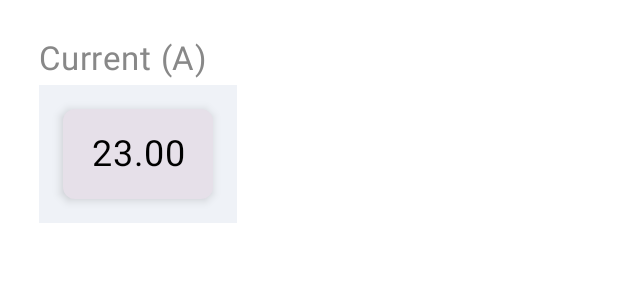
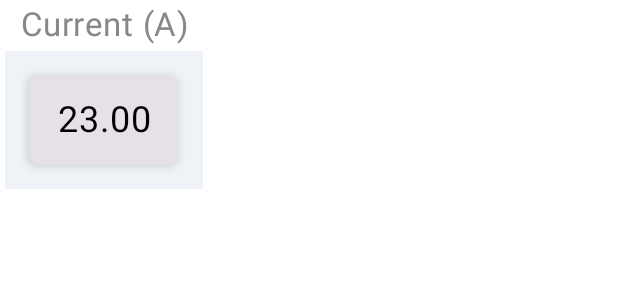
Before and after one commit to Natcod/CtrlGen, an Android app built with Jetpack Compose: the @Preview function VolCurViewPreview, on a phone screen of 412 x 824 dp. Shown: the top 300 px of the screen. Run offline under Robolectric (Android 15) with nearby library versions, the phone set to English and light mode, and no system bars.

Commit message:
refactor: Update VolCurView padding and alignment

```diff
--- a/app/src/main/java/com/example/ctrlgen/views/VolCurView.kt
+++ b/app/src/main/java/com/example/ctrlgen/views/VolCurView.kt
@@ -23,16 +23,17 @@ fun VolCurView(
 ) {
     Column(
         modifier = modifier
-            .padding(26.dp)
+            .padding(3.dp)
             .wrapContentSize(),
-        horizontalAlignment = Alignment.Start
+        horizontalAlignment = Alignment.CenterHorizontally
     ) {
         // Label above the card
         Text(
             text = label,
             style = MaterialTheme.typography.bodyLarge.copy(fontSize = 22.sp),
             color = Color.Gray,
-            modifier = Modifier.padding(bottom = 4.dp)
+            modifier = Modifier.padding(bottom = 4.dp),
+            textAlign = TextAlign.Center
         )
         // Card with value
         Card(
@@ -42,11 +43,13 @@ fun VolCurView(
                 .padding(16.dp)
                 .width(100.dp)
                 .height(60.dp),
-            elevation = CardDefaults.cardElevation(4.dp)
-        ) {
+            elevation = CardDefaults.cardElevation(4.dp),
+
+            ) {
             Box(
                 contentAlignment = Alignment.Center,
-                modifier = Modifier.fillMaxSize()
+                modifier = Modifier
+                    .fillMaxSize()
             ) {
                 Text(
                     text = String.format("%.2f", value),
```
